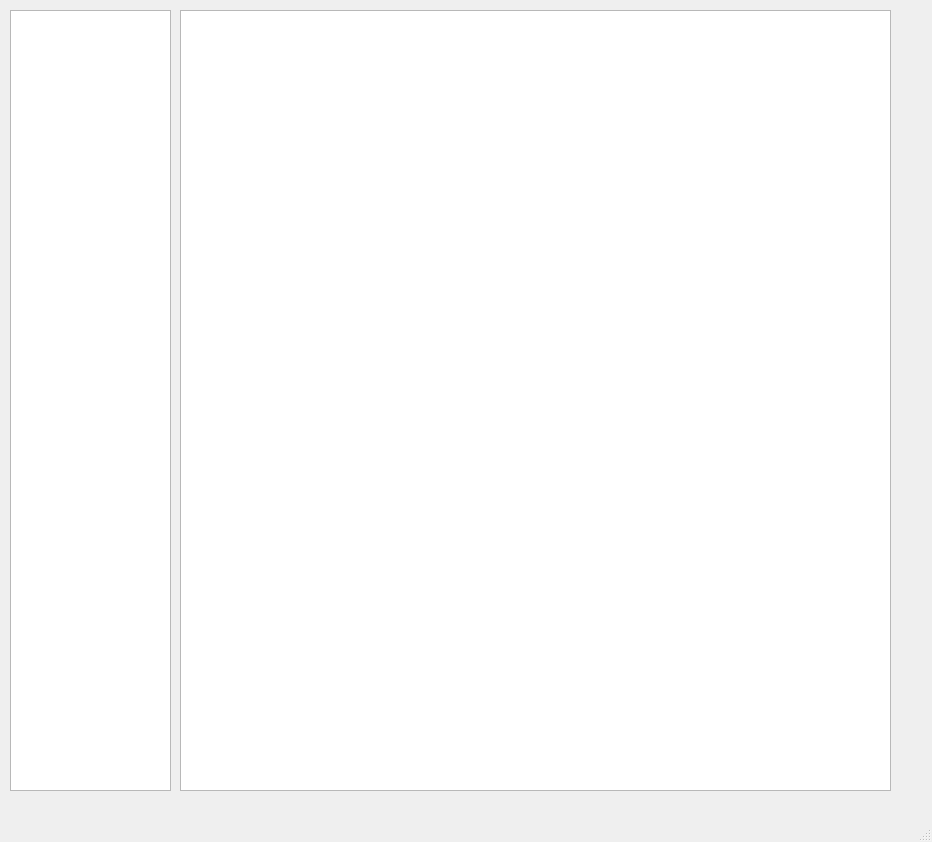
First picture: the form in MainWindow.ui, repository eastpriSs/Howard, before the edit.
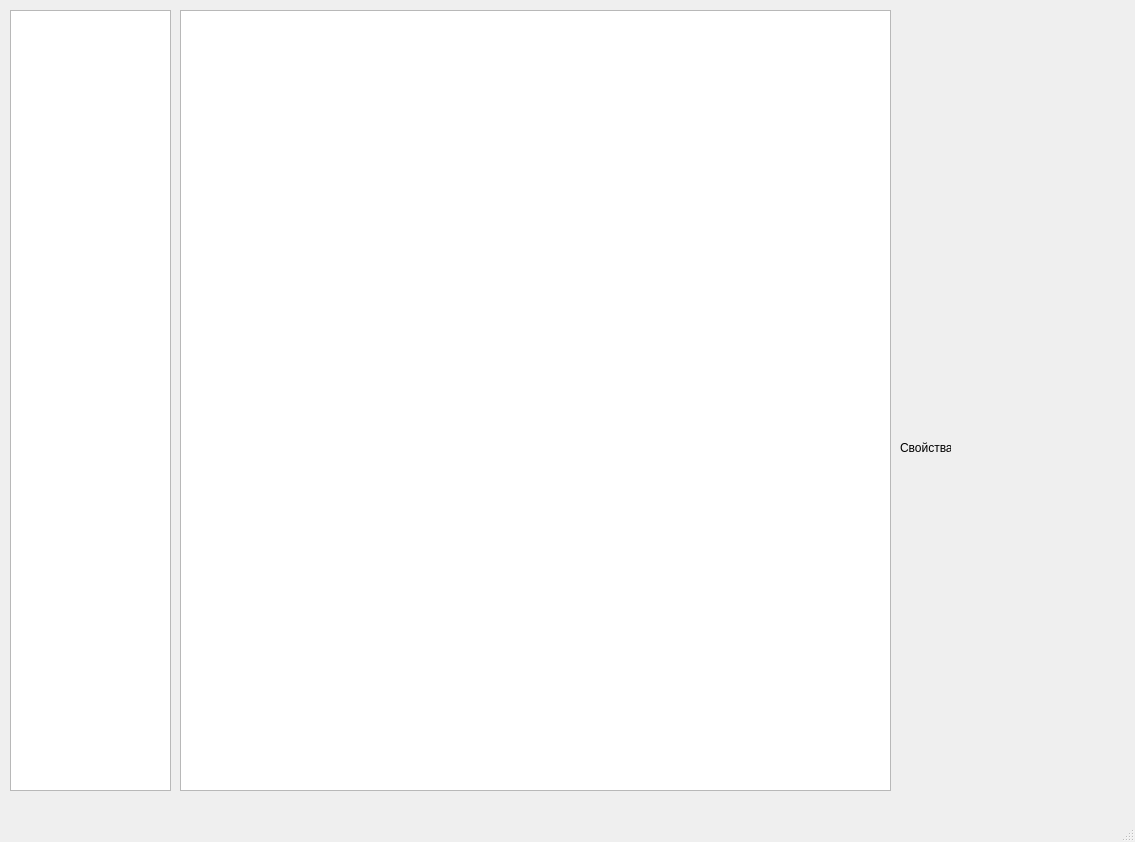
Second picture: the form after the edit.

```diff
--- a/MainWindow.ui
+++ b/MainWindow.ui
@@ -6,7 +6,7 @@
    <rect>
     <x>0</x>
     <y>0</y>
-    <width>932</width>
+    <width>1135</width>
     <height>842</height>
    </rect>
   </property>
@@ -34,6 +34,30 @@
      </rect>
     </property>
    </widget>
+   <widget class="QWidget" name="verticalLayoutWidget">
+    <property name="geometry">
+     <rect>
+      <x>900</x>
+      <y>460</y>
+      <width>221</width>
+      <height>331</height>
+     </rect>
+    </property>
+    <layout class="QVBoxLayout" name="propertyLayout"/>
+   </widget>
+   <widget class="QLabel" name="propertyLabel">
+    <property name="geometry">
+     <rect>
+      <x>900</x>
+      <y>440</y>
+      <width>51</width>
+      <height>16</height>
+     </rect>
+    </property>
+    <property name="text">
+     <string>Свойства</string>
+    </property>
+   </widget>
   </widget>
   <widget class="QMenuBar" name="menubar">
    <property name="geometry">
```
Left out of the diff: 2 changed lines with no effect on the pictures.
